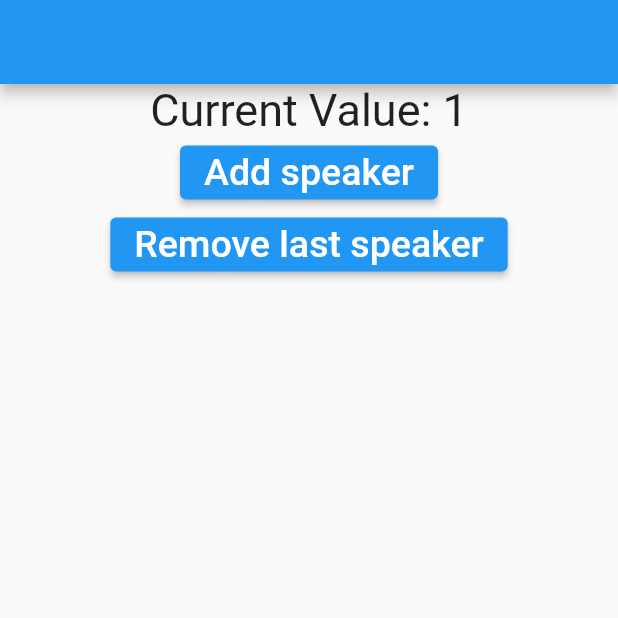
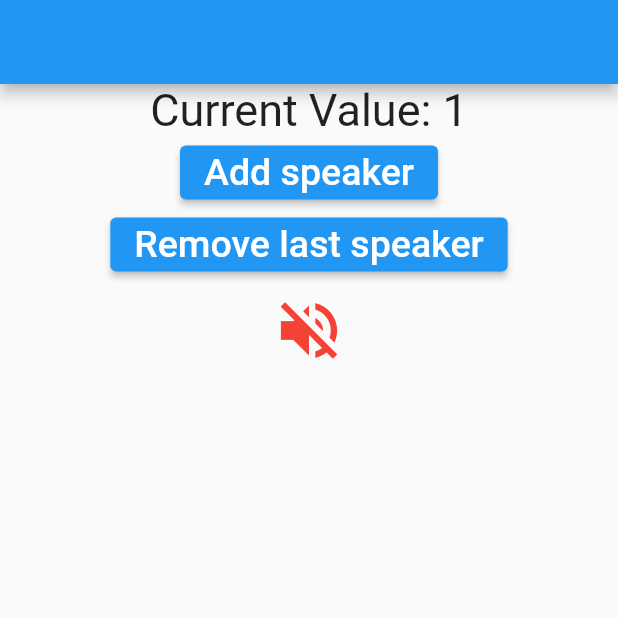
Before and after one commit to BillDoorAndBinky/Flutter_Lab, a Flutter app: the screen it shows after launch, after a tap on "Add speaker", on a phone screen of 412 x 824 dp, the top half of it. Run offline on Flutter 3.47's test engine with Material 2 defaults, Android fonts, the phone set to English and light mode, and no system bars.

Commit message:
#5_Пофиксил проблему, когда при нажатии кнопок не обновлялся список Спикеров на экране

```diff
--- a/lib/SpeakerManager.dart
+++ b/lib/SpeakerManager.dart
@@ -64,7 +64,7 @@ class _SpeakerManagerState extends State<SpeakerManager> {
           Expanded(
             child: ListView(
                 shrinkWrap: true,
-                children: speakers), // nested ScrollView
+                children: speakers.map((e) => e).toList()), // nested ScrollView
           ),
         ]);
   }
```
